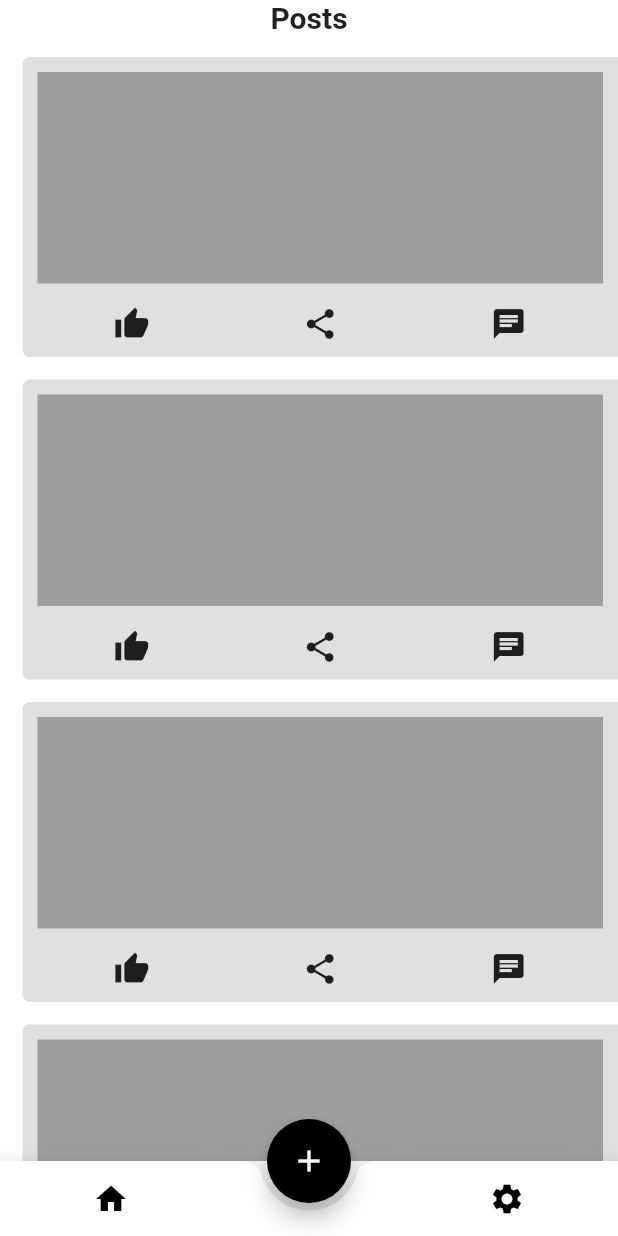
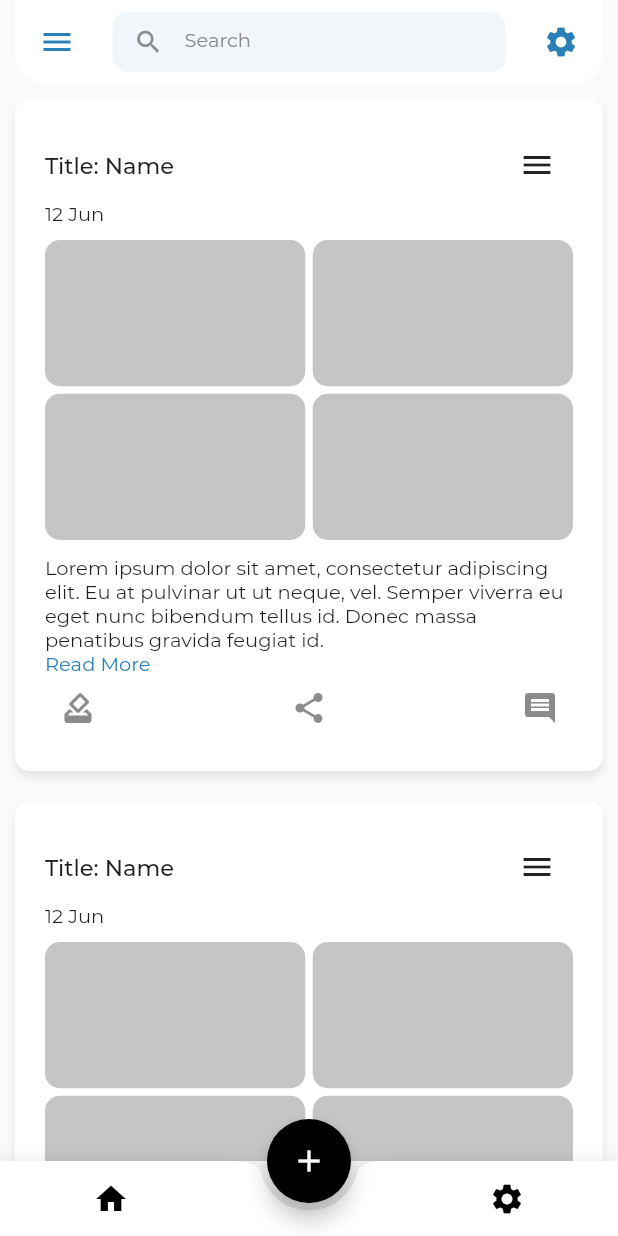
Before and after one commit to ghost-codes/go_find_me, a Flutter app: the HomeView screen opened by its route, on a phone screen of 412 x 824 dp. Run offline on Flutter 3.47's test engine with Material 2 defaults, Android fonts, the phone set to English and light mode, and no system bars.

Commit message:
User posts feed mockup

```diff
--- a/lib/components/home_body.dart
+++ b/lib/components/home_body.dart
@@ -12,13 +12,14 @@ class HomeBody extends StatelessWidget {
   PageController controller = PageController(initialPage: 0);
   @override
   Widget build(BuildContext context) {
-    return PageView(
+    return SafeArea(
+        child: PageView(
       controller: bloc.pageController,
       children: [
         DashboardView(),
         CreatePostView(),
         ProfileView(),
       ],
-    );
+    ));
   }
 }
--- a/lib/components/text_fields.dart
+++ b/lib/components/text_fields.dart
@@ -8,6 +8,7 @@ class InputDec extends StatelessWidget {
 
   InputDecoration inputDec({
     String? hint,
+    Icon? prefixIcon,
   }) {
     return InputDecoration(
         border: OutlineInputBorder(
@@ -18,7 +19,7 @@ class InputDec extends StatelessWidget {
         fillColor: ThemeColors.primary.withOpacity(0.07),
         hintText: hint,
         hintStyle: ThemeTexTStyle.textField,
-    );
+        prefixIcon: prefixIcon);
   }
 
   @override
--- a/lib/themes/textStyle.dart
+++ b/lib/themes/textStyle.dart
@@ -22,6 +22,13 @@ class ThemeTexTStyle {
     fontWeight: FontWeight.w700,
   );
 
+  static const TextStyle titleTextStyleBlack = TextStyle(
+    fontSize: 15,
+    color: ThemeColors.black,
+    fontFamily: "Montserrat",
+    fontWeight: FontWeight.w500,
+  );
+
   static const TextStyle headerPrim = TextStyle(
     fontFamily: "Montserrat",
     color: ThemeColors.primary,
@@ -34,4 +41,9 @@ class ThemeTexTStyle {
     color: ThemeColors.black,
     fontSize: 13,
   );
+  static const TextStyle regularPrim = TextStyle(
+    fontFamily: "Montserrat",
+    color: ThemeColors.primary,
+    fontSize: 13,
+  );
 }
--- a/lib/ui/dashboard_view.dart
+++ b/lib/ui/dashboard_view.dart
@@ -1,5 +1,11 @@
 import 'package:flutter/material.dart';
 import 'package:project_android/blocs/home_bloc.dart';
+import 'package:project_android/components/text_fields.dart';
+import 'package:project_android/themes/borderRadius.dart';
+import 'package:project_android/themes/dropShadows.dart';
+import 'package:project_android/themes/padding.dart';
+import 'package:project_android/themes/textStyle.dart';
+import 'package:project_android/themes/theme_colors.dart';
 
 class DashboardView extends StatelessWidget {
   DashboardView({Key? key}) : super(key: key);
@@ -8,48 +14,92 @@ class DashboardView extends StatelessWidget {
   Widget build(BuildContext context) {
     return SafeArea(
       child: Container(
-        color: Colors.white,
-        child: Column(
-          // crossAxisAlignment: CrossAxisAlignment.start,
-          children: [
-            Text(
-              "Posts",
-              style: TextStyle(
-                fontWeight: FontWeight.bold,
-                fontSize: 20,
+        padding: EdgeInsets.symmetric(horizontal: 10),
+        child: CustomScrollView(
+          clipBehavior: Clip.none,
+          slivers: [
+            SliverAppBar(
+              floating: true,
+              title: AppBarWidget(),
+              shape: RoundedRectangleBorder(
+                borderRadius: BorderRadius.only(
+                  bottomLeft: Radius.circular(20),
+                  bottomRight: Radius.circular(20),
+                ),
               ),
+              automaticallyImplyLeading: false,
+              elevation: 20,
+              shadowColor: ThemeColors.black,
+              backgroundColor: ThemeColors.white,
             ),
-            Expanded(
-              child: ListView.builder(
-                itemCount: 30,
-                itemBuilder: (context, index) => Container(
-                  margin: EdgeInsets.only(top: 15, left: 15),
-                  padding: EdgeInsets.all(10),
-                  decoration: BoxDecoration(
-                    color: Colors.grey[300],
-                    borderRadius: BorderRadius.only(
-                      bottomLeft: Radius.circular(5),
-                      topLeft: Radius.circular(5),
+            SliverList(
+              delegate: SliverChildListDelegate(
+                List.generate(
+                  50,
+                  (index) => Container(
+                    padding: EdgeInsets.all(ThemePadding.padBase * 2.0),
+                    margin:
+                        EdgeInsets.symmetric(vertical: ThemePadding.padBase),
+                    decoration: BoxDecoration(
+                      color: ThemeColors.white,
+                      borderRadius: ThemeBorderRadius.smallRadiusAll,
+                      boxShadow: ThemeDropShadow.smallShadow,
                     ),
-                  ),
-                  height: 200,
-                  child: Column(
-                    children: [
-                      Expanded(
-                        child: Container(
-                          color: Colors.grey,
+                    child: Column(
+                      crossAxisAlignment: CrossAxisAlignment.start,
+                      children: [
+                        Row(
+                          mainAxisAlignment: MainAxisAlignment.spaceBetween,
+                          children: [
+                            Text(
+                              "Title: Name",
+                              style: ThemeTexTStyle.titleTextStyleBlack,
+                            ),
+                            IconButton(onPressed: () {}, icon: Icon(Icons.menu))
+                          ],
                         ),
-                      ),
-                      SizedBox(height: 15),
-                      Row(
-                        mainAxisAlignment: MainAxisAlignment.spaceAround,
-                        children: [
-                          Icon(Icons.thumb_up),
-                          Icon(Icons.share),
-                          Icon(Icons.chat),
-                        ],
-                      ),
-                    ],
+                        Text(
+                          "12 Jun",
+                          style: ThemeTexTStyle.regular,
+                        ),
+                        SizedBox(
+                          height: ThemePadding.padBase,
+                        ),
+                        ImagesLogic(),
+                        SizedBox(
+                          height: ThemePadding.padBase,
+                        ),
+                        Text(
+                          "Lorem ipsum dolor sit amet, consectetur adipiscing elit. Eu at pulvinar ut ut neque, vel. Semper viverra eu eget nunc bibendum tellus id. Donec massa penatibus gravida feugiat id. ",
+                          style: ThemeTexTStyle.regular,
+                        ),
+                        Text(
+                          "Read More",
+                          style: ThemeTexTStyle.regularPrim,
+                        ),
+                        Container(
+                          // height: 50,
+                          padding: EdgeInsets.all(ThemePadding.padBase),
+                          child: Row(
+                            mainAxisAlignment: MainAxisAlignment.spaceBetween,
+                            children: [
+                              Icon(
+                                Icons.how_to_vote,
+                                color: ThemeColors.grey,
+                              ),
+                              Icon(
+                                Icons.share,
+                                color: ThemeColors.grey,
+                              ),
+                              Icon(
+                                Icons.comment,
+                                color: ThemeColors.grey,
+                              ),
+                            ],
+                          ),
+                        )
+                      ],
+                    ),
                   ),
                 ),
               ),
@@ -60,3 +110,83 @@ class DashboardView extends StatelessWidget {
     );
   }
 }
+
+class ImagesLogic extends StatelessWidget {
+  const ImagesLogic({Key? key}) : super(key: key);
+
+  @override
+  Widget build(BuildContext context) {
+    return Container(
+      height: 200,
+      child: Column(
+        children: [
+          Expanded(
+            child: Row(children: [
+              Expanded(child: imageContainer()),
+              SizedBox(
+                width: ThemePadding.padBase / 2,
+              ),
+              Expanded(child: imageContainer()),
+            ]),
+          ),
+          SizedBox(
+            height: ThemePadding.padBase / 2,
+          ),
+          Expanded(
+            child: Row(children: [
+              Expanded(child: imageContainer()),
+              SizedBox(
+                width: ThemePadding.padBase / 2,
+              ),
+              Expanded(child: imageContainer()),
+            ]),
+          ),
+        ],
+      ),
+    );
+  }
+
+  Container imageContainer({Widget? image}) {
+    return Container(
+      decoration: BoxDecoration(
+        color: ThemeColors.grey.withOpacity(0.5),
+        borderRadius: ThemeBorderRadius.smallRadiusAll,
+      ),
+    );
+  }
+}
+
+class AppBarWidget extends InputDec {
+  @override
+  Widget build(BuildContext context) {
+    return Row(
+      mainAxisAlignment: MainAxisAlignment.spaceBetween,
+      children: [
+        Icon(
+          Icons.menu,
+          color: ThemeColors.primary,
+        ),
+        Expanded(
+          child: Container(
+            padding: EdgeInsets.symmetric(horizontal: 25),
+            height: 40,
+            child: TextField(
+              decoration: inputDec(
+                hint: "Search",
+                prefixIcon: Icon(
+                  Icons.search,
+                  color: ThemeColors.grey,
+                  size: 20,
+                ),
+              ),
+            ),
+          ),
+        ),
+        Icon(
+          Icons.settings,
+          color: ThemeColors.primary,
+        ),
+      ],
+    );
+  }
+}
--- a/lib/ui/login_view.dart
+++ b/lib/ui/login_view.dart
@@ -1,7 +1,7 @@
 import 'package:flutter/material.dart';
 import 'package:project_android/components/text_fields.dart';
 import 'package:project_android/themes/borderRadius.dart';
-import 'package:project_android/themes/buttons.dart';
+import 'package:project_android/components/buttons.dart';
 import 'package:project_android/themes/dropShadows.dart';
 import 'package:project_android/themes/padding.dart';
 import 'package:project_android/themes/textStyle.dart';
--- a/lib/ui/signup_view.dart
+++ b/lib/ui/signup_view.dart
@@ -1,7 +1,7 @@
 import 'package:flutter/material.dart';
 import 'package:project_android/components/text_fields.dart';
 import 'package:project_android/themes/borderRadius.dart';
-import 'package:project_android/themes/buttons.dart';
+import 'package:project_android/components/buttons.dart';
 import 'package:project_android/themes/dropShadows.dart';
 import 'package:project_android/themes/padding.dart';
 import 'package:project_android/themes/textStyle.dart';
```
Also changed, not shown: lib/components/buttons.dart (renamed from lib/themes/buttons.dart). Lines whose indentation alone changed are shown as unchanged.
